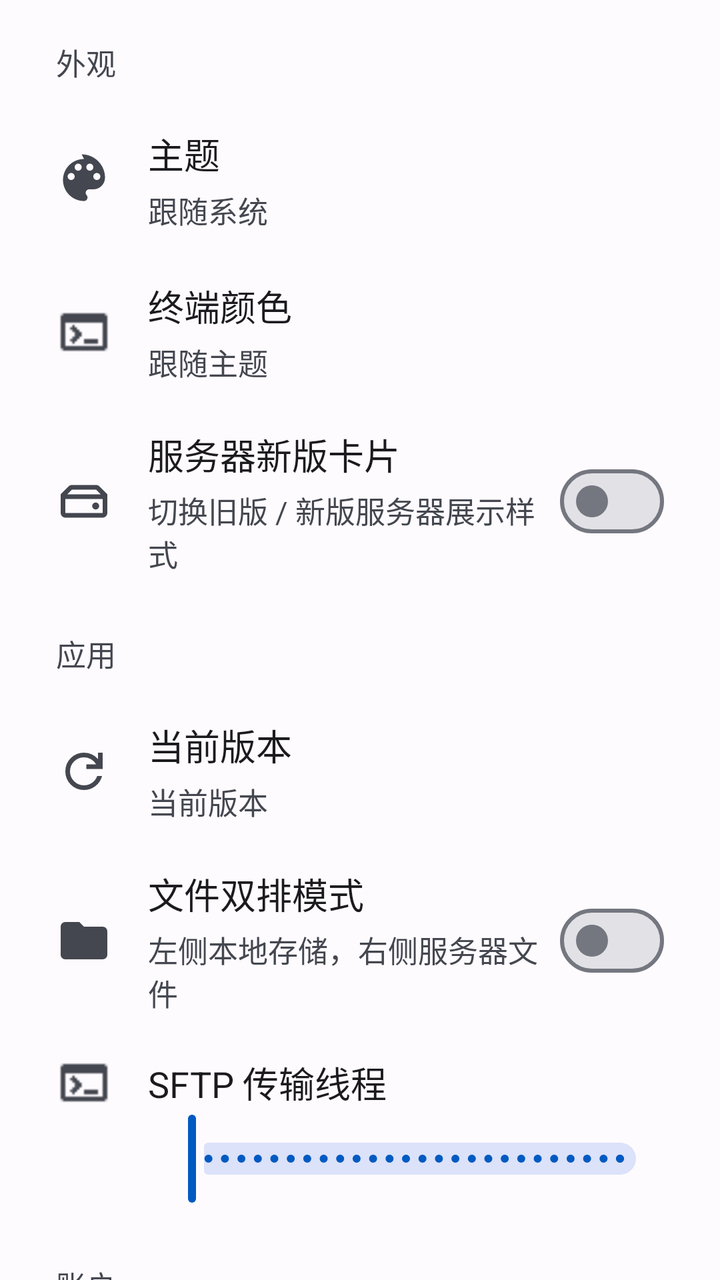
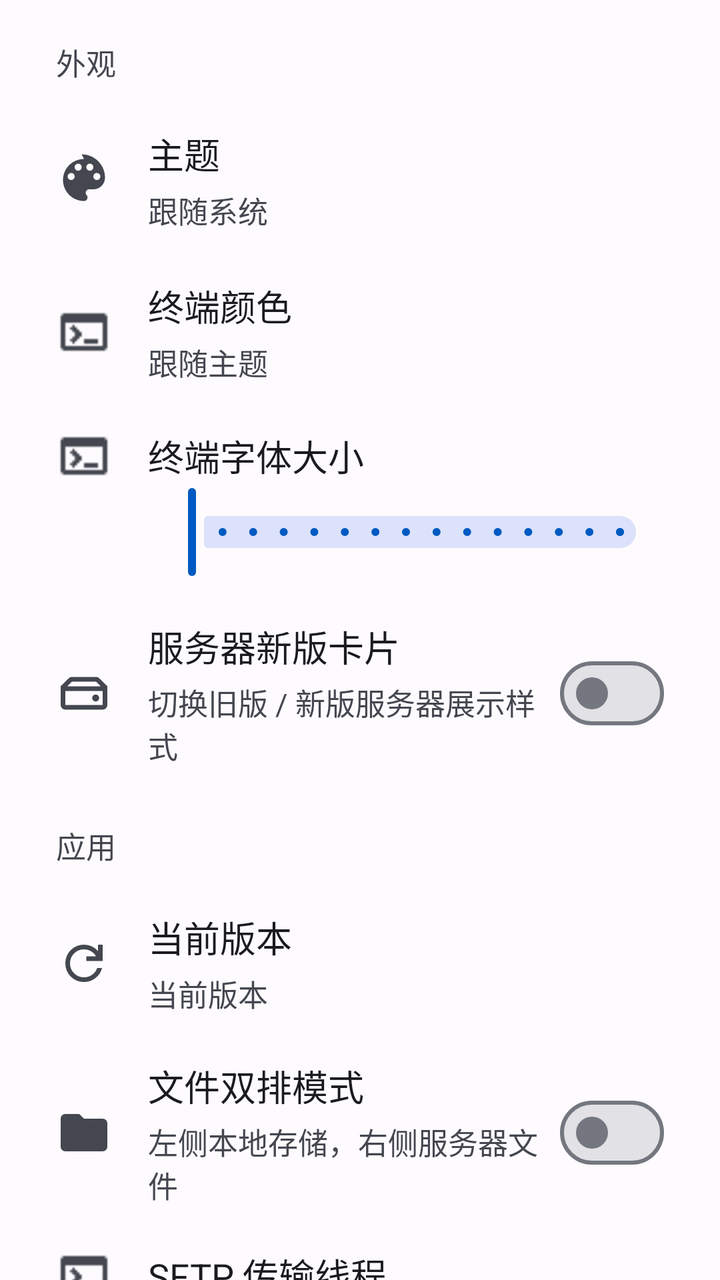

Before-and-after screenshots of an Android layout around one commit, followed by the original layout XML and the change that was made.
<!-- AndroidManifest.xml: application theme Theme.Simpfun -->
<!-- res/layout/fragment_settings.xml -->
<?xml version="1.0" encoding="utf-8"?>
<androidx.core.widget.NestedScrollView xmlns:android="http://schemas.android.com/apk/res/android"
    xmlns:app="http://schemas.android.com/apk/res-auto"
    android:id="@+id/scroll_settings"
    android:layout_width="match_parent"
    android:layout_height="match_parent"
    android:background="?attr/colorSurface"
    android:scrollbars="none">

    <LinearLayout
        android:layout_width="match_parent"
        android:layout_height="wrap_content"
        android:orientation="vertical"
        android:paddingStart="20dp"
        android:paddingTop="20dp"
        android:paddingEnd="20dp"
        android:paddingBottom="96dp">

        <TextView
            android:layout_width="wrap_content"
            android:layout_height="wrap_content"
            android:text="外观"
            android:textSize="15sp"
            android:textColor="?attr/colorOnSurfaceVariant"
            android:layout_marginStart="8dp"
            android:layout_marginBottom="10dp" />

        <LinearLayout
            android:id="@+id/option_theme"
            android:layout_width="match_parent"
            android:layout_height="wrap_content"
            android:minHeight="76dp"
            android:orientation="horizontal"
            android:gravity="center_vertical"
            android:paddingHorizontal="8dp"
            android:paddingVertical="10dp"
            android:background="?attr/selectableItemBackground"
            android:clickable="true"
            android:focusable="true">

            <ImageView
                android:layout_width="28dp"
                android:layout_height="28dp"
                android:layout_marginEnd="18dp"
                android:src="@drawable/ic_palette"
                android:contentDescription="主题"
                app:tint="?attr/colorOnSurfaceVariant" />

            <LinearLayout
                android:layout_width="0dp"
                android:layout_height="wrap_content"
                android:layout_weight="1"
                android:orientation="vertical">

                <TextView
                    android:layout_width="wrap_content"
                    android:layout_height="wrap_content"
                    android:text="主题"
                    android:textSize="18sp"
                    android:textColor="?attr/colorOnSurface" />

                <TextView
                    android:id="@+id/tv_theme_current"
                    android:layout_width="wrap_content"
                    android:layout_height="wrap_content"
                    android:layout_marginTop="4dp"
                    android:text="跟随系统"
                    android:textSize="15sp"
                    android:textColor="?attr/colorOnSurfaceVariant" />
            </LinearLayout>
        </LinearLayout>

        <LinearLayout
            android:id="@+id/option_terminal_theme"
            android:layout_width="match_parent"
            android:layout_height="wrap_content"
            android:minHeight="76dp"
            android:orientation="horizontal"
            android:gravity="center_vertical"
            android:paddingHorizontal="8dp"
            android:paddingVertical="10dp"
            android:background="?attr/selectableItemBackground"
            android:clickable="true"
            android:focusable="true">

            <ImageView
                android:layout_width="28dp"
                android:layout_height="28dp"
                android:layout_marginEnd="18dp"
                android:src="@drawable/term"
                android:contentDescription="终端颜色"
                app:tint="?attr/colorOnSurfaceVariant" />

            <LinearLayout
                android:layout_width="0dp"
                android:layout_height="wrap_content"
                android:layout_weight="1"
                android:orientation="vertical">

                <TextView
                    android:layout_width="wrap_content"
                    android:layout_height="wrap_content"
                    android:text="终端颜色"
                    android:textSize="18sp"
                    android:textColor="?attr/colorOnSurface" />

                <TextView
                    android:id="@+id/tv_terminal_theme_current"
                    android:layout_width="wrap_content"
                    android:layout_height="wrap_content"
                    android:layout_marginTop="4dp"
                    android:text="跟随主题"
                    android:textSize="15sp"
                    android:textColor="?attr/colorOnSurfaceVariant" />
            </LinearLayout>
        </LinearLayout>

        <LinearLayout
            android:layout_width="match_parent"
            android:layout_height="wrap_content"
            android:minHeight="76dp"
            android:orientation="horizontal"
            android:gravity="center_vertical"
            android:paddingHorizontal="8dp"
            android:paddingVertical="10dp">

            <ImageView
                android:layout_width="28dp"
                android:layout_height="28dp"
                android:layout_marginEnd="18dp"
                android:src="@drawable/ic_server"
                android:contentDescription="服务器新版卡片"
                app:tint="?attr/colorOnSurfaceVariant" />

            <LinearLayout
                android:layout_width="0dp"
                android:layout_height="wrap_content"
                android:layout_weight="1"
                android:orientation="vertical">

                <TextView
                    android:layout_width="wrap_content"
                    android:layout_height="wrap_content"
                    android:text="服务器新版卡片"
                    android:textSize="18sp"
                    android:textColor="?attr/colorOnSurface" />

                <TextView
                    android:layout_width="wrap_content"
                    android:layout_height="wrap_content"
                    android:layout_marginTop="4dp"
                    android:text="切换旧版 / 新版服务器展示样式"
                    android:textSize="15sp"
                    android:textColor="?attr/colorOnSurfaceVariant" />
            </LinearLayout>

            <com.google.android.material.materialswitch.MaterialSwitch
                android:id="@+id/switch_server_card_style"
                android:layout_width="wrap_content"
                android:layout_height="wrap_content" />
        </LinearLayout>

        <TextView
            android:layout_width="wrap_content"
            android:layout_height="wrap_content"
            android:text="应用"
            android:textSize="15sp"
            android:textColor="?attr/colorOnSurfaceVariant"
            android:layout_marginStart="8dp"
            android:layout_marginTop="18dp"
            android:layout_marginBottom="10dp" />

        <LinearLayout
            android:id="@+id/option_check_update"
            android:layout_width="match_parent"
            android:layout_height="wrap_content"
            android:minHeight="76dp"
            android:orientation="horizontal"
            android:gravity="center_vertical"
            android:paddingHorizontal="8dp"
            android:paddingVertical="10dp"
            android:background="?attr/selectableItemBackground"
            android:clickable="true"
            android:focusable="true">

            <ImageView
                android:layout_width="28dp"
                android:layout_height="28dp"
                android:layout_marginEnd="18dp"
                android:src="@drawable/ic_refresh"
                android:contentDescription="当���版本"
                app:tint="?attr/colorOnSurfaceVariant" />

            <LinearLayout
                android:layout_width="0dp"
                android:layout_height="wrap_content"
                android:layout_weight="1"
                android:orientation="vertical">

                <TextView
                    android:layout_width="wrap_content"
                    android:layout_height="wrap_content"
                    android:text="当前版本"
                    android:textSize="18sp"
                    android:textColor="?attr/colorOnSurface" />

                <TextView
                    android:id="@+id/tv_version"
                    android:layout_width="wrap_content"
                    android:layout_height="wrap_content"
                    android:layout_marginTop="4dp"
                    android:text="当前版本"
                    android:textSize="15sp"
                    android:textColor="?attr/colorOnSurfaceVariant" />
            </LinearLayout>
        </LinearLayout>

        <LinearLayout
            android:layout_width="match_parent"
            android:layout_height="wrap_content"
            android:minHeight="76dp"
            android:orientation="horizontal"
            android:gravity="center_vertical"
            android:paddingHorizontal="8dp"
            android:paddingVertical="10dp">

            <ImageView
                android:layout_width="28dp"
                android:layout_height="28dp"
                android:layout_marginEnd="18dp"
                android:src="@drawable/ic_folder_material"
                android:contentDescription="文件双排模式"
                app:tint="?attr/colorOnSurfaceVariant" />

            <LinearLayout
                android:layout_width="0dp"
                android:layout_height="wrap_content"
                android:layout_weight="1"
                android:orientation="vertical">

                <TextView
                    android:layout_width="wrap_content"
                    android:layout_height="wrap_content"
                    android:text="文件双排模式"
                    android:textSize="18sp"
                    android:textColor="?attr/colorOnSurface" />

                <TextView
                    android:layout_width="wrap_content"
                    android:layout_height="wrap_content"
                    android:layout_marginTop="4dp"
                    android:text="左侧本地存储，右侧服务器文件"
                    android:textSize="15sp"
                    android:textColor="?attr/colorOnSurfaceVariant" />
            </LinearLayout>

            <com.google.android.material.materialswitch.MaterialSwitch
                android:id="@+id/switch_file_dual_pane"
                android:layout_width="wrap_content"
                android:layout_height="wrap_content" />
        </LinearLayout>

        <LinearLayout
            android:layout_width="match_parent"
            android:layout_height="wrap_content"
            android:orientation="vertical"
            android:paddingHorizontal="8dp"
            android:paddingVertical="10dp">

            <LinearLayout
                android:layout_width="match_parent"
                android:layout_height="wrap_content"
                android:orientation="horizontal"
                android:gravity="center_vertical">

                <ImageView
                    android:layout_width="28dp"
                    android:layout_height="28dp"
                    android:layout_marginEnd="18dp"
                    android:src="@drawable/term"
                    android:contentDescription="SFTP线程数"
                    app:tint="?attr/colorOnSurfaceVariant" />

                <TextView
                    android:layout_width="0dp"
                    android:layout_height="wrap_content"
                    android:layout_weight="1"
                    android:text="SFTP 传输线程"
                    android:textSize="18sp"
                    android:textColor="?attr/colorOnSurface" />

                <EditText
                    android:id="@+id/et_sftp_thread_count"
                    android:layout_width="60dp"
                    android:layout_height="wrap_content"
                    android:gravity="center"
                    android:inputType="number"
                    android:textSize="16sp"
                    android:background="@null"
                    android:textColor="?attr/colorPrimary"
                    android:textStyle="bold" />
            </LinearLayout>

            <com.google.android.material.slider.Slider
                android:id="@+id/slider_sftp_thread_count"
                android:layout_width="match_parent"
                android:layout_height="wrap_content"
                android:layout_marginStart="46dp"
                android:valueFrom="1.0"
                android:valueTo="32.0"
                android:stepSize="1.0" />
        </LinearLayout>

        <TextView
            android:layout_width="wrap_content"
            android:layout_height="wrap_content"
            android:text="账户"
            android:textSize="15sp"
            android:textColor="?attr/colorOnSurfaceVariant"
            android:layout_marginStart="8dp"
            android:layout_marginTop="18dp"
            android:layout_marginBottom="10dp" />

        <LinearLayout
            android:id="@+id/option_login_browser"
            android:layout_width="match_parent"
            android:layout_height="wrap_content"
            android:minHeight="76dp"
            android:orientation="horizontal"
            android:gravity="center_vertical"
            android:paddingHorizontal="8dp"
            android:paddingVertical="10dp"
            android:background="?attr/selectableItemBackground"
            android:clickable="true"
            android:focusable="true">

            <ImageView
                android:layout_width="28dp"
                android:layout_height="28dp"
                android:layout_marginEnd="18dp"
                android:src="@drawable/ic_web"
                android:contentDescription="浏览器登录"
                app:tint="?attr/colorOnSurfaceVariant" />

            <LinearLayout
                android:layout_width="0dp"
                android:layout_height="wrap_content"
                android:layout_weight="1"
                android:orientation="vertical">

                <TextView
                    android:layout_width="wrap_content"
                    android:layout_height="wrap_content"
                    android:text="在浏览器中登录"
                    android:textSize="18sp"
                    android:textColor="?attr/colorOnSurface" />

                <TextView
                    android:layout_width="wrap_content"
                    android:layout_height="wrap_content"
                    android:layout_marginTop="4dp"
                    android:text="使用当前账号快速登录网页端"
                    android:textSize="15sp"
                    android:textColor="?attr/colorOnSurfaceVariant" />
            </LinearLayout>
        </LinearLayout>

        <LinearLayout
            android:id="@+id/option_bind_qq"
            android:layout_width="match_parent"
            android:layout_height="wrap_content"
            android:minHeight="76dp"
            android:orientation="horizontal"
            android:gravity="center_vertical"
            android:paddingHorizontal="8dp"
            android:paddingVertical="10dp"
            android:background="?attr/selectableItemBackground"
            android:clickable="true"
            android:focusable="true">

            <ImageView
                android:layout_width="28dp"
                android:layout_height="28dp"
                android:layout_marginEnd="18dp"
                android:src="@drawable/ic_profile"
                android:contentDescription="绑定QQ"
                app:tint="?attr/colorOnSurfaceVariant" />

            <LinearLayout
                android:layout_width="0dp"
                android:layout_height="wrap_content"
                android:layout_weight="1"
                android:orientation="vertical">

                <TextView
                    android:layout_width="wrap_content"
                    android:layout_height="wrap_content"
                    android:text="绑定 QQ 号"
                    android:textSize="18sp"
                    android:textColor="?attr/colorOnSurface" />

                <TextView
                    android:id="@+id/tv_qq_current"
                    android:layout_width="wrap_content"
                    android:layout_height="wrap_content"
                    android:layout_marginTop="4dp"
                    android:text="未绑定"
                    android:textSize="15sp"
                    android:textColor="?attr/colorOnSurfaceVariant" />
            </LinearLayout>
        </LinearLayout>

        <LinearLayout
            android:id="@+id/option_logout"
            android:layout_width="match_parent"
            android:layout_height="wrap_content"
            android:minHeight="76dp"
            android:orientation="horizontal"
            android:gravity="center_vertical"
            android:paddingHorizontal="8dp"
            android:paddingVertical="10dp"
            android:background="?attr/selectableItemBackground"
            android:clickable="true"
            android:focusable="true">

            <ImageView
                android:layout_width="28dp"
                android:layout_height="28dp"
                android:layout_marginEnd="18dp"
                android:src="@drawable/ic_logout"
                android:contentDescription="退出登录"
                app:tint="?attr/colorError" />

            <LinearLayout
                android:layout_width="0dp"
                android:layout_height="wrap_content"
                android:layout_weight="1"
                android:orientation="vertical">

                <TextView
                    android:layout_width="wrap_content"
                    android:layout_height="wrap_content"
                    android:text="退出登录"
                    android:textSize="18sp"
                    android:textColor="?attr/colorError" />

                <TextView
                    android:layout_width="wrap_content"
                    android:layout_height="wrap_content"
                    android:layout_marginTop="4dp"
                    android:text="退出当前账号并返回登录页"
                    android:textSize="15sp"
                    android:textColor="?attr/colorOnSurfaceVariant" />
            </LinearLayout>
        </LinearLayout>

    </LinearLayout>
</androidx.core.widget.NestedScrollView>
<!-- resources referenced by this layout -->
<resources>
  <!-- drawable ic_folder_material (drawable) -->
  <vector xmlns:android="http://schemas.android.com/apk/res/android"
      android:width="24dp"
      android:height="24dp"
      android:viewportWidth="24"
      android:viewportHeight="24">
    <path
        android:fillColor="#FFC107"
        android:pathData="M10,4H4c-1.1,0 -1.99,0.9 -1.99,2L2,18c0,1.1 0.9,2 2,2h16c1.1,0 2,-0.9 2,-2V8c0,-1.1 -0.9,-2 -2,-2h-8l-2,-2z"/>
  </vector>
  <!-- drawable ic_profile (drawable) -->
  <vector xmlns:android="http://schemas.android.com/apk/res/android"
          android:width="24dp" android:height="24dp"
          android:viewportWidth="24" android:viewportHeight="24">
      <path
              android:fillColor="#FF6200EE"
              android:pathData="M12,12c2.21,0 4,-1.79 4,-4s-1.79,-4 -4,-4 -4,1.79 -4,4 1.79,4 4,4zM12,14c-2.67,0 -8,1.34 -8,4v2h16v-2c0,-2.66 -5.33,-4 -8,-4z"/>
  </vector>
  <color name="md_theme_primary">#005AC1</color>
  <color name="md_theme_onPrimary">#FFFFFF</color>
  <color name="md_theme_primaryContainer">#D8E2FF</color>
  <color name="md_theme_onPrimaryContainer">#001A41</color>
  <color name="md_theme_secondary">#575E71</color>
  <color name="md_theme_onSecondary">#FFFFFF</color>
  <color name="md_theme_secondaryContainer">#DBE2F9</color>
  <color name="md_theme_onSecondaryContainer">#141B2C</color>
  <color name="md_theme_tertiary">#715573</color>
  <color name="md_theme_onTertiary">#FFFFFF</color>
  <color name="md_theme_tertiaryContainer">#FBD7FC</color>
  <color name="md_theme_onTertiaryContainer">#29132D</color>
  <color name="md_theme_error">#BA1A1A</color>
  <color name="md_theme_onError">#FFFFFF</color>
  <color name="md_theme_errorContainer">#FFDAD6</color>
  <color name="md_theme_onErrorContainer">#410002</color>
  <color name="md_theme_background">#FEFBFF</color>
  <color name="md_theme_onBackground">#1B1B1F</color>
  <color name="md_theme_surface">#FEFBFF</color>
  <color name="md_theme_onSurface">#1B1B1F</color>
  <color name="md_theme_surfaceVariant">#E1E2EC</color>
  <color name="md_theme_onSurfaceVariant">#44474F</color>
  <color name="md_theme_outline">#74777F</color>
  <color name="md_theme_outlineVariant">#C4C6D0</color>
  <color name="md_theme_inverseSurface">#303033</color>
  <color name="md_theme_inverseOnSurface">#F2F0F4</color>
  <color name="md_theme_inversePrimary">#ADC6FF</color>
  <color name="md_theme_primaryFixed">#D8E2FF</color>
  <color name="md_theme_onPrimaryFixed">#001A41</color>
  <color name="md_theme_primaryFixedDim">#ADC6FF</color>
  <color name="md_theme_onPrimaryFixedVariant">#004494</color>
  <color name="md_theme_secondaryFixed">#DBE2F9</color>
  <color name="md_theme_onSecondaryFixed">#141B2C</color>
  <color name="md_theme_secondaryFixedDim">#BFC6DC</color>
  <color name="md_theme_onSecondaryFixedVariant">#3F4759</color>
  <color name="md_theme_tertiaryFixed">#FBD7FC</color>
  <color name="md_theme_onTertiaryFixed">#29132D</color>
  <color name="md_theme_tertiaryFixedDim">#DEBCDF</color>
  <color name="md_theme_onTertiaryFixedVariant">#583E5B</color>
  <color name="md_theme_surfaceDim">#D9D9E0</color>
  <color name="md_theme_surfaceBright">#FEFBFF</color>
  <color name="md_theme_surfaceContainerLowest">#FFFFFF</color>
  <color name="md_theme_surfaceContainerLow">#F4F3F7</color>
  <color name="md_theme_surfaceContainer">#EEEFF3</color>
  <color name="md_theme_surfaceContainerHigh">#E8E8ED</color>
  <color name="md_theme_surfaceContainerHighest">#E2E2E6</color>
  <style name="ThemeOverlay.Simpfun.BottomSheet" parent="ThemeOverlay.MaterialComponents.BottomSheetDialog" />
  <!-- unchanged entries left out for length: 7 -->
</resources>

<!-- the commit's change to res/layout/fragment_settings.xml (unified diff, before → after) -->
@@ -118,6 +118,54 @@
         <LinearLayout
             android:layout_width="match_parent"
             android:layout_height="wrap_content"
+            android:orientation="vertical"
+            android:paddingHorizontal="8dp"
+            android:paddingVertical="10dp">
+
+            <LinearLayout
+                android:layout_width="match_parent"
+                android:layout_height="wrap_content"
+                android:orientation="horizontal"
+                android:gravity="center_vertical">
+
+                <ImageView
+                    android:layout_width="28dp"
+                    android:layout_height="28dp"
+                    android:layout_marginEnd="18dp"
+                    android:src="@drawable/term"
+                    android:contentDescription="终端字体大小"
+                    app:tint="?attr/colorOnSurfaceVariant" />
+
+                <TextView
+                    android:layout_width="0dp"
+                    android:layout_height="wrap_content"
+                    android:layout_weight="1"
+                    android:text="终端字体大小"
+                    android:textSize="18sp"
+                    android:textColor="?attr/colorOnSurface" />
+
+                <TextView
+                    android:id="@+id/tv_terminal_font_size"
+                    android:layout_width="wrap_content"
+                    android:layout_height="wrap_content"
+                    android:textSize="16sp"
+                    android:textColor="?attr/colorPrimary"
+                    android:textStyle="bold" />
+            </LinearLayout>
+
+            <com.google.android.material.slider.Slider
+                android:id="@+id/slider_terminal_font_size"
+                android:layout_width="match_parent"
+                android:layout_height="wrap_content"
+                android:layout_marginStart="46dp"
+                android:valueFrom="10.0"
+                android:valueTo="24.0"
+                android:stepSize="1.0" />
+        </LinearLayout>
+
+        <LinearLayout
+            android:layout_width="match_parent"
+            android:layout_height="wrap_content"
             android:minHeight="76dp"
             android:orientation="horizontal"
             android:gravity="center_vertical"
